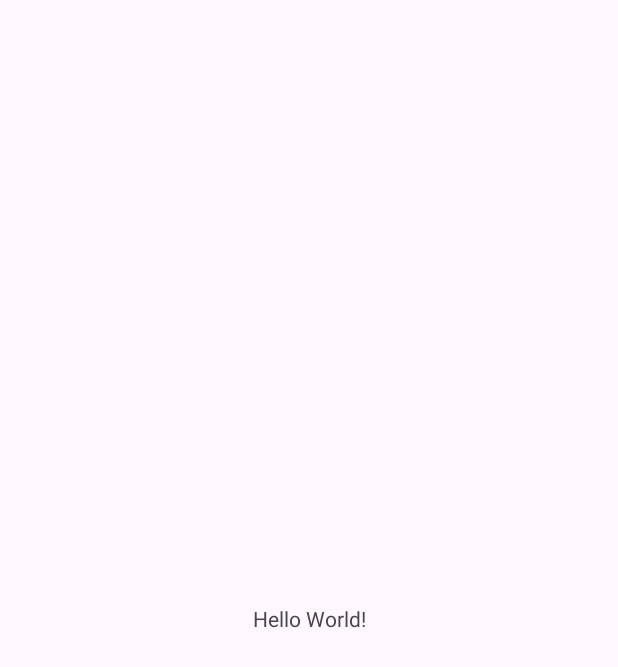
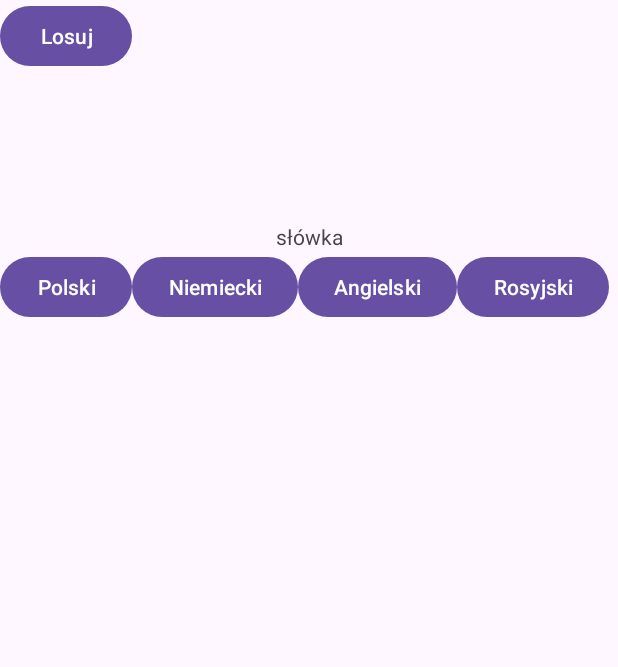
Before and after one commit to RakUv4/S-wka, an Android app: the screen it shows after launch (MainActivity), on a phone screen of 412 x 824 dp. Before the commit the part shown is almost empty. Shown: the top 667 px of the screen. Run offline under Robolectric (Android 15) with nearby library versions, the phone set to English and light mode, and no system bars; 1 statement that could not run was skipped.

Commit message:
widok aplikacji

```diff
--- a/app/src/main/java/com/example/slowka/MainActivity.java
+++ b/app/src/main/java/com/example/slowka/MainActivity.java
@@ -1,6 +1,7 @@
 package com.example.slowka;
 
 import android.os.Bundle;
+import android.widget.Button;
 
 import androidx.activity.EdgeToEdge;
 import androidx.appcompat.app.AppCompatActivity;
@@ -8,7 +9,16 @@ import androidx.core.graphics.Insets;
 import androidx.core.view.ViewCompat;
 import androidx.core.view.WindowInsetsCompat;
 
+import java.util.ArrayList;
+
 public class MainActivity extends AppCompatActivity {
+    private ArrayList<String> slowa = new ArrayList<>();
+
+    private Button button;
+    private Button button1;
+    private Button button2;
+    private Button button3;
+    private Button button4;
 
     @Override
     protected void onCreate(Bundle savedInstanceState) {
@@ -20,5 +30,14 @@ public class MainActivity extends AppCompatActivity {
             v.setPadding(systemBars.left, systemBars.top, systemBars.right, systemBars.bottom);
             return insets;
         });
+
+        button = findViewById(R.id.button);
+        button1 = findViewById(R.id.button);
+        button2 = findViewById(R.id.button);
+        button3 = findViewById(R.id.button);
+        button4 = findViewById(R.id.button);
+
+
+        slowa.add(new.slowo)
     }
 }
--- /dev/null
+++ b/app/src/main/java/com/example/slowka/Slowka.java
@@ -0,0 +1,9 @@
+package com.example.slowka;
+
+public class Slowka {
+    private String slowo;
+    private int poprawnyjezyk;
+
+
+
+}
--- a/app/src/main/res/layout/activity_main.xml
+++ b/app/src/main/res/layout/activity_main.xml
@@ -1,19 +1,56 @@
 <?xml version="1.0" encoding="utf-8"?>
-<androidx.constraintlayout.widget.ConstraintLayout xmlns:android="http://schemas.android.com/apk/res/android"
+<LinearLayout xmlns:android="http://schemas.android.com/apk/res/android"
     xmlns:app="http://schemas.android.com/apk/res-auto"
     xmlns:tools="http://schemas.android.com/tools"
     android:id="@+id/main"
     android:layout_width="match_parent"
     android:layout_height="match_parent"
+    android:orientation="vertical"
     tools:context=".MainActivity">
 
-    <TextView
+    <Button
+        android:id="@+id/button"
         android:layout_width="wrap_content"
         android:layout_height="wrap_content"
-        android:text="Hello World!"
-        app:layout_constraintBottom_toBottomOf="parent"
-        app:layout_constraintEnd_toEndOf="parent"
-        app:layout_constraintStart_toStartOf="parent"
-        app:layout_constraintTop_toTopOf="parent" />
+        android:layout_marginBottom="100dp"
+        android:text="Losuj" />
 
-</androidx.constraintlayout.widget.ConstraintLayout>
+
+    <TextView
+        android:id="@+id/textView"
+        android:layout_width="match_parent"
+        android:layout_height="wrap_content"
+        android:textAlignment="center"
+        android:text="słówka" />
+
+    <LinearLayout
+        android:layout_width="match_parent"
+        android:layout_height="match_parent"
+        android:orientation="horizontal">
+
+        <Button
+            android:id="@+id/button1"
+            android:layout_width="wrap_content"
+            android:layout_height="wrap_content"
+            android:text="Polski" />
+
+        <Button
+            android:id="@+id/button2"
+            android:layout_width="wrap_content"
+            android:layout_height="wrap_content"
+            android:text="Niemiecki" />
+
+        <Button
+            android:id="@+id/button3"
+            android:layout_width="wrap_content"
+            android:layout_height="wrap_content"
+            android:text="Angielski" />
+
+        <Button
+            android:id="@+id/button4"
+            android:layout_width="wrap_content"
+            android:layout_height="wrap_content"
+            android:text="Rosyjski" />
+    </LinearLayout>
+
+</LinearLayout>
```
